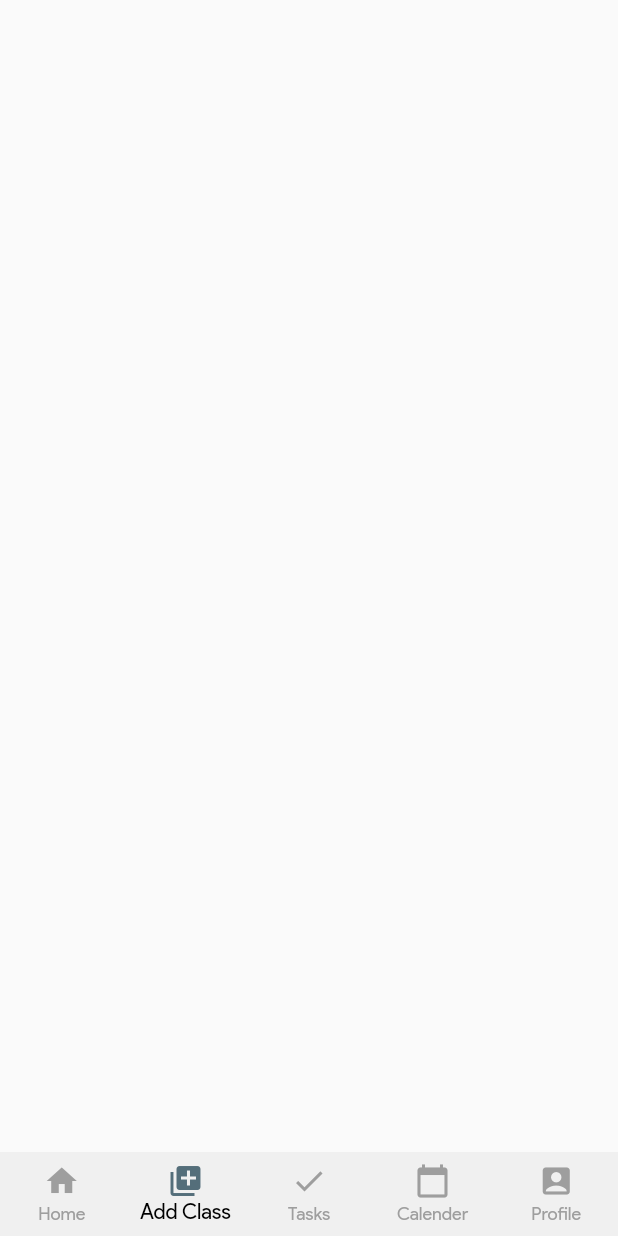
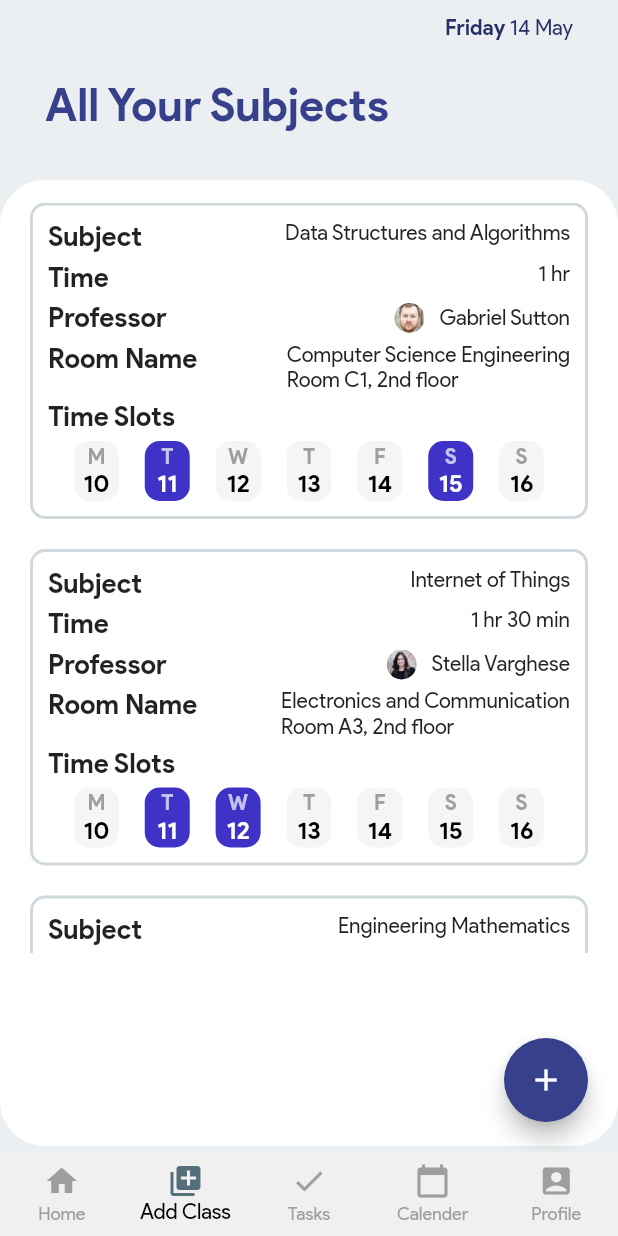
Before and after one commit to RoshanJose7/remind_me, a Flutter app: the MainApp screen opened directly, item 2 of the bottom bar chosen, on a phone screen of 412 x 824 dp. Run offline on Flutter 3.47's test engine with Material 2 defaults, Android fonts, the phone set to English and light mode, and no system bars; our stand-ins replace liquid_swipe.

Commit message:
Fix: UI Add: Subject Card Add: All SUbject Page

```diff
--- a/lib/MainApp.dart
+++ b/lib/MainApp.dart
@@ -3,7 +3,7 @@ import 'package:flutter/material.dart';
 import 'package:remind_me/pages/Home.dart';
 import 'package:remind_me/pages/Calender.dart';
 import 'package:remind_me/pages/ProfilePage.dart';
-import 'package:remind_me/pages/AllClasses.dart';
+import 'package:remind_me/pages/AllSubjects.dart';
 import 'package:remind_me/pages/Assignments.dart';
 
 class MainApp extends StatefulWidget {
@@ -65,7 +65,7 @@ class _MainAppState extends State<MainApp> {
       ),
       body: [
         HomePage(),
-        AllClassesPage(),
+        AllSubjects(),
         AssignmentsPage(),
         CalenderPage(),
         ProfilePage(),
--- a/lib/components/ClassCard.dart
+++ b/lib/components/ClassCard.dart
@@ -89,9 +89,15 @@ class ClassCard extends StatelessWidget {
                   Row(
                     mainAxisAlignment: MainAxisAlignment.start,
                     children: [
-                      Image.asset(
-                        professorImage,
-                        fit: BoxFit.cover,
+                      Container(
+                        width: 25,
+                        child: ClipRRect(
+                          borderRadius: BorderRadius.circular(10),
+                          child: Image.asset(
+                            professorImage,
+                            fit: BoxFit.cover,
+                          ),
+                        ),
                       ),
                       SizedBox(width: 10),
                       Text(
--- /dev/null
+++ b/lib/components/SubjectCard.dart
@@ -0,0 +1,190 @@
+import 'package:flutter/material.dart';
+import 'package:remind_me/shared/globals.dart';
+
+class SubjectCard extends StatelessWidget {
+  final String subName;
+  final String duration;
+  final String professorName;
+  final String professorImg;
+  final String roomName;
+  final List timeSlots;
+
+  SubjectCard({
+    required this.duration,
+    required this.professorImg,
+    required this.professorName,
+    required this.roomName,
+    required this.subName,
+    required this.timeSlots,
+  });
+
+  @override
+  Widget build(BuildContext context) {
+    return Container(
+      padding: EdgeInsets.all(10),
+      margin: EdgeInsets.only(bottom: 20),
+      decoration: BoxDecoration(
+        color: Colors.white60,
+        border: Border.all(
+          color: Colors.blueGrey.withOpacity(0.3),
+          width: 2,
+        ),
+        borderRadius: BorderRadius.circular(10),
+      ),
+      child: Column(
+        mainAxisAlignment: MainAxisAlignment.spaceEvenly,
+        crossAxisAlignment: CrossAxisAlignment.start,
+        children: [
+          Row(
+            crossAxisAlignment: CrossAxisAlignment.start,
+            mainAxisAlignment: MainAxisAlignment.spaceBetween,
+            children: [
+              Text(
+                "Subject ",
+                style: TextStyle(
+                  fontSize: 18,
+                  fontWeight: FontWeight.bold,
+                ),
+              ),
+              const SizedBox(height: 10),
+              Text(
+                subName,
+                style: TextStyle(fontSize: 14),
+              ),
+            ],
+          ),
+          const SizedBox(height: 5),
+          Row(
+            crossAxisAlignment: CrossAxisAlignment.start,
+            mainAxisAlignment: MainAxisAlignment.spaceBetween,
+            children: [
+              Text(
+                "Time ",
+                style: TextStyle(
+                  fontSize: 18,
+                  fontWeight: FontWeight.bold,
+                ),
+              ),
+              const SizedBox(height: 5),
+              Text(
+                duration,
+                style: TextStyle(fontSize: 14),
+              ),
+            ],
+          ),
+          const SizedBox(height: 5),
+          Row(
+            crossAxisAlignment: CrossAxisAlignment.center,
+            mainAxisAlignment: MainAxisAlignment.spaceBetween,
+            children: [
+              Text(
+                "Professor ",
+                style: TextStyle(
+                  fontSize: 18,
+                  fontWeight: FontWeight.bold,
+                ),
+              ),
+              const SizedBox(height: 5),
+              Row(
+                children: [
+                  Container(
+                    width: 20,
+                    height: 20,
+                    decoration: BoxDecoration(
+                      borderRadius: BorderRadius.circular(20),
+                      image: DecorationImage(
+                        image: AssetImage(professorImg),
+                        fit: BoxFit.cover,
+                      ),
+                    ),
+                  ),
+                  const SizedBox(width: 10),
+                  Text(
+                    professorName,
+                    style: TextStyle(fontSize: 14),
+                  ),
+                ],
+              ),
+            ],
+          ),
+          const SizedBox(height: 5),
+          Row(
+            crossAxisAlignment: CrossAxisAlignment.start,
+            mainAxisAlignment: MainAxisAlignment.spaceBetween,
+            children: [
+              Text(
+                "Room Name ",
+                style: TextStyle(
+                  fontSize: 18,
+                  fontWeight: FontWeight.bold,
+                ),
+              ),
+              const SizedBox(width: 10),
+              Text(
+                "${roomName.split(':')[0]}\n"
+                "${roomName.split(':')[1]}",
+                style: TextStyle(fontSize: 14),
+              ),
+            ],
+          ),
+          const SizedBox(height: 5),
+          Text(
+            "Time Slots ",
+            style: TextStyle(
+              fontSize: 18,
+              fontWeight: FontWeight.bold,
+            ),
+          ),
+          const SizedBox(height: 5),
+          Row(
+            mainAxisAlignment: MainAxisAlignment.spaceEvenly,
+            children: [
+              for (int i = 0; i < 7; i++)
+                Container(
+                  width: 30,
+                  height: 40,
+                  decoration: BoxDecoration(
+                    color: timeSlots[i] != null
+                        ? Color(0xFF3F33C7)
+                        : Colors.grey.withOpacity(0.1),
+                    borderRadius: BorderRadius.circular(10),
+                  ),
+                  child: Column(
+                    mainAxisAlignment: MainAxisAlignment.center,
+                    children: [
+                      Text(
+                        Global.week[i]['day'][0],
+                        style: TextStyle(
+                          color: timeSlots[i] != null
+                              ? Colors.white70
+                              : Colors.grey,
+                          fontWeight: FontWeight.bold,
+                        ),
+                      ),
+                      Text(
+                        Global.week[i]['date'].toString(),
+                        style: TextStyle(
+                          fontSize: 16,
+                          color: timeSlots[i] != null
+                              ? Colors.white
+                              : Colors.black,
+                          fontWeight: FontWeight.w600,
+                        ),
+                      ),
+                    ],
+                  ),
+                ),
+            ],
+          ),
+        ],
+        //   null
+        //   "AM 08:00"
+        //   null
+        //   null
+        //   null
+        //   "PM 12:00"
+        //   null
+      ),
+    );
+  }
+}
--- a/lib/main.dart
+++ b/lib/main.dart
@@ -1,6 +1,7 @@
 import 'package:flutter/material.dart';
 
 import 'package:remind_me/MainApp.dart';
+import 'package:remind_me/pages/AllSubjects.dart';
 import 'package:remind_me/shared/globals.dart';
 import 'package:remind_me/pages/Calender.dart';
 import 'package:remind_me/pages/UserOnboard.dart';
@@ -20,6 +21,8 @@ void main() {
       routes: {
         "/": (context) => MainApp(),
         "/onboard": (context) => UserOnboard(),
+        "/allSubjects": (context) => AllSubjects(),
+        // "/addSubject": (context) => AddSubject(),
       },
     ),
   );
--- a/lib/pages/AllClasses.dart
+++ /dev/null
@@ -1,13 +0,0 @@
-import 'package:flutter/material.dart';
-
-class AllClassesPage extends StatefulWidget {
-  @override
-  _AllClassesPageState createState() => _AllClassesPageState();
-}
-
-class _AllClassesPageState extends State<AllClassesPage> {
-  @override
-  Widget build(BuildContext context) {
-    return SafeArea(child: Container());
-  }
-}
--- /dev/null
+++ b/lib/pages/AllSubjects.dart
@@ -0,0 +1,123 @@
+import 'package:flutter/material.dart';
+import 'package:remind_me/components/SubjectCard.dart';
+import 'package:remind_me/shared/globals.dart';
+
+class AllSubjects extends StatefulWidget {
+  @override
+  _AllSubjectsState createState() => _AllSubjectsState();
+}
+
+class _AllSubjectsState extends State<AllSubjects> {
+  @override
+  Widget build(BuildContext context) {
+    final height = MediaQuery.of(context).size.height;
+    final width = MediaQuery.of(context).size.width;
+
+    return SafeArea(
+      child: Stack(
+        children: [
+          Container(
+            padding: EdgeInsets.symmetric(horizontal: 30, vertical: 10),
+            decoration: BoxDecoration(color: Colors.blueGrey[50]),
+            child: Column(
+              crossAxisAlignment: CrossAxisAlignment.start,
+              children: [
+                Container(
+                  child: Row(
+                    mainAxisAlignment: MainAxisAlignment.end,
+                    children: [
+                      Text(
+                        Global.days[DateTime.now().weekday - 1],
+                        style: TextStyle(
+                          color: Color(0xFF272F66),
+                          fontWeight: FontWeight.bold,
+                          fontSize: 14,
+                        ),
+                      ),
+                      Text(
+                        " ${DateTime.now().day} ${Global.months[DateTime.now().month - 1]}",
+                        style: TextStyle(
+                          color: Color(0xFF272F66),
+                          fontSize: 14,
+                          fontWeight: FontWeight.normal,
+                        ),
+                      ),
+                    ],
+                  ),
+                ),
+                Container(
+                  margin: EdgeInsets.only(top: height * 0.03),
+                  child: Row(
+                    mainAxisAlignment: MainAxisAlignment.start,
+                    crossAxisAlignment: CrossAxisAlignment.start,
+                    children: [
+                      Expanded(
+                        child: Text(
+                          "All Your Subjects",
+                          style: TextStyle(
+                            color: Color(0xFF37408A),
+                            fontSize: 30,
+                            fontWeight: FontWeight.bold,
+                          ),
+                        ),
+                      ),
+                    ],
+                  ),
+                ),
+              ],
+            ),
+          ),
+          Positioned(
+            top: 120,
+            child: Container(
+              padding: EdgeInsets.symmetric(
+                horizontal: 20,
+                vertical: 15,
+              ),
+              height: height - 180,
+              width: width,
+              decoration: BoxDecoration(
+                color: Colors.white,
+                borderRadius: BorderRadius.circular(30),
+              ),
+              child: SingleChildScrollView(
+                child: Container(
+                  height: 500,
+                  width: width,
+                  child: Column(
+                    mainAxisAlignment: MainAxisAlignment.spaceEvenly,
+                    children: [
+                      Expanded(
+                        child: ListView.builder(
+                          itemCount: Global.allSubjects.length,
+                          itemBuilder: (ctx, idx) => SubjectCard(
+                            duration: Global.allSubjects[idx].duration,
+                            professorImg:
+                                Global.allSubjects[idx].professorImage,
+                            professorName:
+                                Global.allSubjects[idx].professorName,
+                            roomName: Global.allSubjects[idx].roomName,
+                            subName: Global.allSubjects[idx].subjectName,
+                            timeSlots: Global.allSubjects[idx].timeSlots,
+                          ),
+                        ),
+                      ),
+                    ],
+                  ),
+                ),
+              ),
+            ),
+          ),
+          Positioned(
+            bottom: 20,
+            right: 20,
+            child: FloatingActionButton(
+              onPressed: () {},
+              child: Icon(Icons.add),
+            ),
+          ),
+        ],
+      ),
+    );
+  }
+}
--- a/lib/pages/Calender.dart
+++ b/lib/pages/Calender.dart
@@ -116,7 +116,7 @@ class _CalenderPageState extends State<CalenderPage> {
                 right: 10,
                 bottom: 10,
               ),
-              height: height - 180,
+              height: height - 160,
               width: width,
               decoration: BoxDecoration(
                 color: Colors.white,
--- a/lib/pages/Home.dart
+++ b/lib/pages/Home.dart
@@ -131,7 +131,6 @@ class _HomePageState extends State<HomePage> {
               ],
             ),
           ),
-          // The Curved Container
           Positioned(
             top: 180,
             child: Container(
@@ -139,7 +138,7 @@ class _HomePageState extends State<HomePage> {
                 horizontal: 20,
                 vertical: 15,
               ),
-              height: height - 260,
+              height: height - 240,
               width: width,
               decoration: BoxDecoration(
                 color: Colors.white,
@@ -151,7 +150,6 @@ class _HomePageState extends State<HomePage> {
                   width: double.infinity,
                   child: Column(
                     children: [
-                      // today's classes
                       Expanded(
                         flex: 1,
                         child: Row(
--- a/lib/pages/ProfilePage.dart
+++ b/lib/pages/ProfilePage.dart
@@ -73,7 +73,7 @@ class _ProfilePageState extends State<ProfilePage> {
           Positioned(
             top: 170,
             child: Container(
-              height: height - 250,
+              height: height - 230,
               width: width,
               padding: EdgeInsets.symmetric(vertical: 30, horizontal: 40),
               decoration: BoxDecoration(
```
